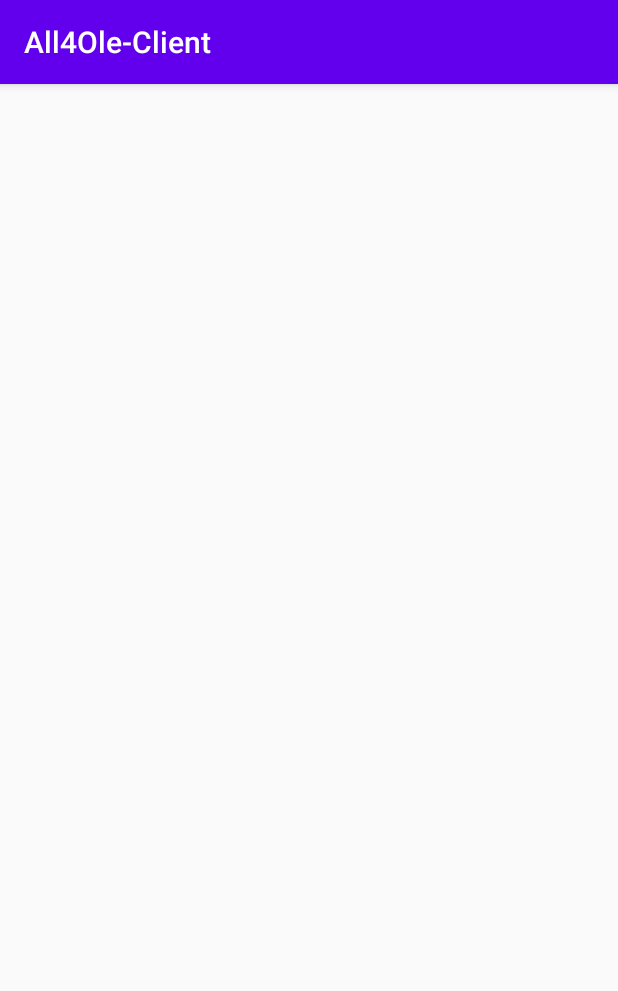
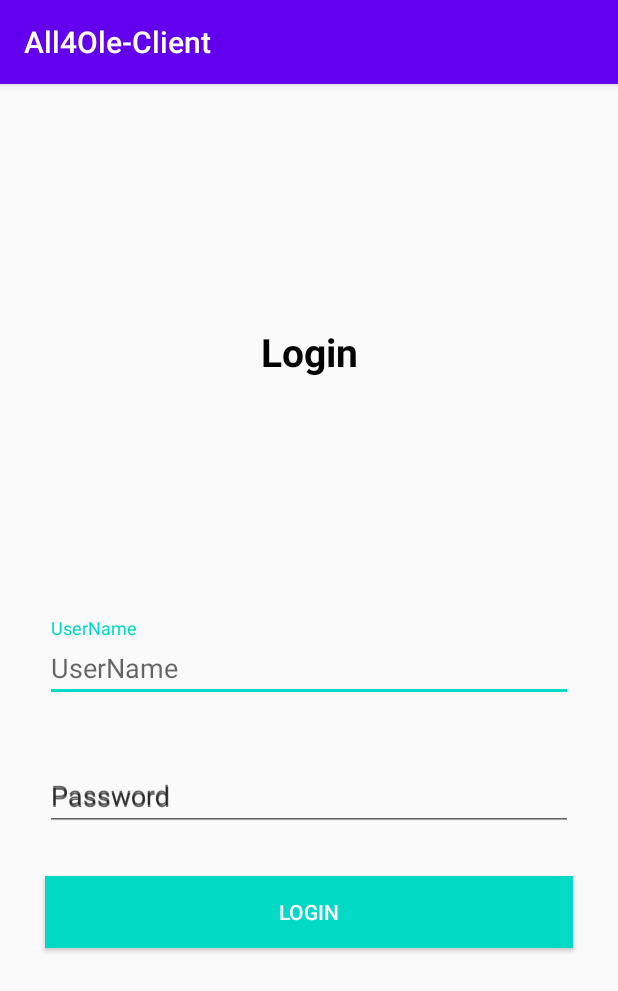
Before and after one commit to avitalze/All4Ole-Client, an Android app: the LoginCheck screen opened directly, with no data from a screen before it, on a phone screen of 412 x 824 dp. Shown: the top 991 px of the screen. Run offline under Robolectric (Android 15) with nearby library versions, the phone set to English and light mode, and no system bars.

Commit message:
update login screen

```diff
--- a/app/src/main/res/layout/activity_login_check.xml
+++ b/app/src/main/res/layout/activity_login_check.xml
@@ -6,77 +6,76 @@
     android:layout_height="match_parent"
     tools:context=".LoginCheck">
 
-<!--    <com.google.android.material.textfield.TextInputLayout-->
-<!--        android:layout_width="match_parent"-->
-<!--        -->
-<!--        android:layout_height="wrap_content"-->
-<!--&lt;!&ndash;        &ndash;&gt;-->
-<!--    <TextView-->
-<!--        android:layout_width="wrap_content"-->
-<!--        android:layout_height="wrap_content"-->
-<!--        android:text="login check"-->
-<!--        app:layout_constraintStart_toStartOf="parent"-->
-<!--        app:layout_constraintEnd_toEndOf="parent"-->
-<!--        app:layout_constraintBottom_toBottomOf="parent"-->
-<!--        android:id="@+id/logincCheck">-->
-<!--&lt;!&ndash;        app:layout_constraintTop_toTopof="parent"&ndash;&gt;-->
-<!--    </TextView>-->
+    <TextView
+        android:layout_width="wrap_content"
+        android:text="Login"
+        app:layout_constraintTop_toTopOf="parent"
+        app:layout_constraintBottom_toTopOf="@+id/tvUseName"
+        app:layout_constraintStart_toStartOf="parent"
+        android:textSize="26dp"
+        android:textColor="#000"
+        android:textStyle="bold"
+        app:layout_constraintEnd_toEndOf="parent"
+        android:layout_height="wrap_content"></TextView>
 
-<!--    <android.support.v7.widget.LinearLayoutCompat-->
-<!--        android:layout_width="match_parent"-->
-<!--        android:layout_height="match_parent"-->
-<!--        android:orientation="vertical">-->
-<!--        <android.support.v7.widget.AppCompatImageView-->
-<!--            android:layout_width="wrap_content"-->
-<!--            android:layout_height="wrap_content"-->
-<!--            android:layout_gravity="center_horizontal"-->
-<!--            android:layout_marginTop="40dp"-->
-<!--            android:src="@drawable/logo" />-->
-<!--        <android.support.design.widget.TextInputLayout-->
-<!--            android:id="@+id/textInputLayoutEmail"-->
+    <com.google.android.material.textfield.TextInputLayout
+        android:id="@+id/tvUseName"
+        android:layout_width="match_parent"
+        app:layout_constraintTop_toTopOf="parent"
+        android:layout_marginStart="30dp"
+        android:layout_marginEnd="30dp"
+        app:layout_constraintBottom_toBottomOf="parent"
+        app:layout_constraintStart_toStartOf="parent"
+        app:layout_constraintEnd_toEndOf="parent"
+        android:hint="UserName"
+        android:layout_height="wrap_content">
+
+<!--        tools:layout_editor_absoluteX="224dp"-->
+<!--        tools:layout_editor_absoluteY="202dp">-->
+        <EditText
+            android:id="@+id/edUserName"
+            android:layout_width="match_parent"
+            android:layout_height="wrap_content"
+            android:hint="UserName" />
+<!--        <com.google.android.material.textfield.TextInputEditText-->
 <!--            android:layout_width="match_parent"-->
 <!--            android:layout_height="wrap_content"-->
-<!--            android:layout_marginTop="40dp">-->
-<!--            <android.support.design.widget.TextInputEditText-->
-<!--                android:id="@+id/textInputEditTextEmail"-->
-<!--                android:layout_width="match_parent"-->
-<!--                android:layout_height="wrap_content"-->
-<!--                android:hint="@string/hint_email"-->
-<!--                android:inputType="text"-->
-<!--                android:maxLines="1"-->
-<!--                android:textColor="@android:color/white" />-->
-<!--        </android.support.design.widget.TextInputLayout>-->
-<!--        <android.support.design.widget.TextInputLayout-->
-<!--            android:id="@+id/textInputLayoutPassword"-->
-<!--            android:layout_width="match_parent"-->
-<!--            android:layout_height="wrap_content"-->
-<!--            android:layout_marginTop="20dp">-->
-<!--            <android.support.design.widget.TextInputEditText-->
-<!--                android:id="@+id/textInputEditTextPassword"-->
-<!--                android:layout_width="match_parent"-->
-<!--                android:layout_height="wrap_content"-->
-<!--                android:hint="@string/hint_password"-->
-<!--                android:inputType="textPassword"-->
-<!--                android:maxLines="1"-->
-<!--                android:textColor="@android:color/white" />-->
-<!--        </android.support.design.widget.TextInputLayout>-->
-<!--        <android.support.v7.widget.AppCompatButton-->
-<!--            android:id="@+id/appCompatButtonLogin"-->
-<!--            android:layout_width="match_parent"-->
-<!--            android:layout_height="wrap_content"-->
-<!--            android:layout_marginTop="40dp"-->
-<!--            android:background="@color/colorTextHint"-->
-<!--            android:text="@string/text_login" />-->
-<!--        <android.support.v7.widget.AppCompatTextView-->
-<!--            android:id="@+id/textViewLinkRegister"-->
-<!--            android:layout_width="fill_parent"-->
-<!--            android:layout_height="wrap_content"-->
-<!--            android:layout_marginTop="30dp"-->
-<!--            android:gravity="center"-->
-<!--            android:text="@string/text_not_member"-->
-<!--            android:textSize="16dp" />-->
-<!--    </android.support.v7.widget.LinearLayoutCompat>-->
-<!--</android.support.v4.widget.NestedScrollView>-->
-<!--    -->
+<!--            android:hint="hint" />-->
+    </com.google.android.material.textfield.TextInputLayout>
+
+
+    <com.google.android.material.textfield.TextInputLayout
+        android:id="@+id/tvPassword"
+        android:layout_width="match_parent"
+        android:layout_marginStart="30dp"
+        android:layout_marginEnd="30dp"
+        android:layout_marginTop="30dp"
+        app:layout_constraintStart_toStartOf="parent"
+        app:layout_constraintEnd_toEndOf="parent"
+        app:layout_constraintTop_toBottomOf="@id/tvUseName"
+        android:hint="Password"
+        android:layout_height="wrap_content">
+
+        <!--        tools:layout_editor_absoluteX="224dp"-->
+        <!--        tools:layout_editor_absoluteY="202dp">-->
+        <EditText
+            android:id="@+id/edPassword"
+            android:layout_width="match_parent"
+            android:layout_height="wrap_content"
+            android:hint="Password" />
+        <!--        <com.google.android.material.textfield.TextInputEditText-->
+        <!--            android:layout_width="match_parent"-->
+        <!--            android:layout_height="wrap_content"-->
+        <!--            android:hint="hint" />-->
+    </com.google.android.material.textfield.TextInputLayout>
+
+    <Button
+        android:layout_width="match_parent"
+        android:text="Login"
+        app:layout_constraintTop_toBottomOf="@+id/tvPassword"
+        android:layout_margin="30dp"
+        android:textColor="#fff"
+        android:background="@color/colorAccent"
+        android:layout_height="wrap_content"/>
 
 </androidx.constraintlayout.widget.ConstraintLayout>
```
